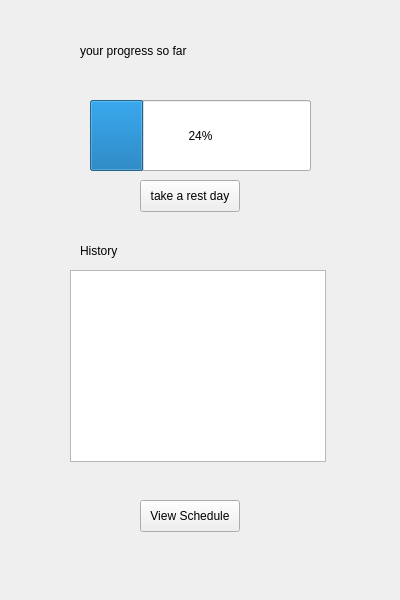
Before: the Qt Designer form m_progress.ui in Cysmic/team_focus, drawn with Qt 5.
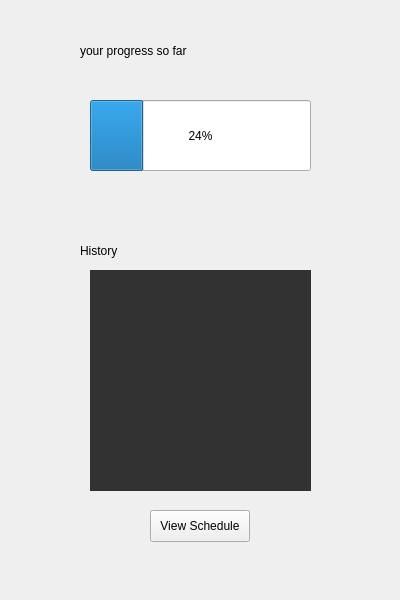
After: the same form once the commit is applied.

```diff
--- a/m_progress.ui
+++ b/m_progress.ui
@@ -26,20 +26,7 @@
     <number>24</number>
    </property>
   </widget>
-  <widget class="QProgressBar" name="WeeklyProgress">
-   <property name="geometry">
-    <rect>
-     <x>90</x>
-     <y>100</y>
-     <width>221</width>
-     <height>71</height>
-    </rect>
-   </property>
-   <property name="value">
-    <number>24</number>
-   </property>
-  </widget>
-  <widget class="QLabel" name="label">
+  <widget class="QLabel" name="Title">
    <property name="geometry">
     <rect>
      <x>80</x>
@@ -55,24 +42,11 @@
     <string>your progress so far</string>
    </property>
   </widget>
-  <widget class="QPushButton" name="pushButton">
+  <widget class="QPushButton" name="ViewSchedule">
    <property name="geometry">
     <rect>
-     <x>140</x>
-     <y>180</y>
-     <width>100</width>
-     <height>32</height>
-    </rect>
-   </property>
-   <property name="text">
-    <string>take a rest day</string>
-   </property>
-  </widget>
-  <widget class="QPushButton" name="pushButton_2">
-   <property name="geometry">
-    <rect>
-     <x>140</x>
-     <y>500</y>
+     <x>150</x>
+     <y>510</y>
      <width>100</width>
      <height>32</height>
     </rect>
@@ -81,13 +55,29 @@
     <string>View Schedule</string>
    </property>
   </widget>
-  <widget class="QListView" name="listView">
+  <widget class="QLabel" name="History_title">
    <property name="geometry">
     <rect>
-     <x>70</x>
+     <x>80</x>
+     <y>235</y>
+     <width>81</width>
+     <height>31</height>
+    </rect>
+   </property>
+   <property name="styleSheet">
+    <string notr="true">font: 700 18pt &quot;Arial&quot;;</string>
+   </property>
+   <property name="text">
+    <string>History</string>
+   </property>
+  </widget>
+  <widget class="QListWidget" name="HistoryList">
+   <property name="geometry">
+    <rect>
+     <x>90</x>
      <y>270</y>
-     <width>256</width>
-     <height>192</height>
+     <width>221</width>
+     <height>221</height>
     </rect>
    </property>
    <property name="styleSheet">
@@ -101,22 +91,6 @@
     }</string>
    </property>
   </widget>
-  <widget class="QLabel" name="label_2">
-   <property name="geometry">
-    <rect>
-     <x>80</x>
-     <y>235</y>
-     <width>81</width>
-     <height>31</height>
-    </rect>
-   </property>
-   <property name="styleSheet">
-    <string notr="true">font: 700 18pt &quot;Arial&quot;;</string>
-   </property>
-   <property name="text">
-    <string>History</string>
-   </property>
-  </widget>
  </widget>
  <resources/>
  <connections/>
```
